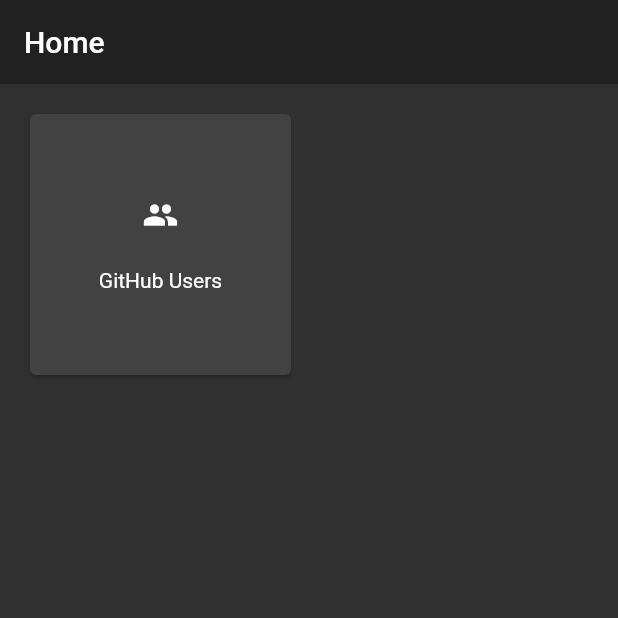
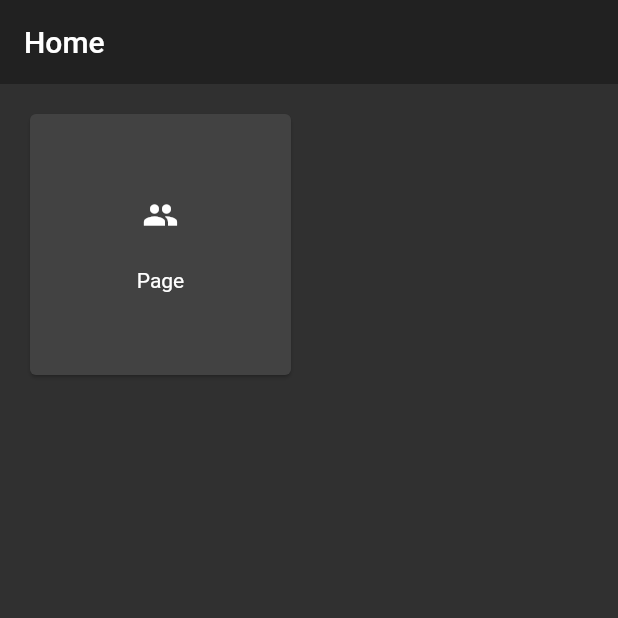
Before and after one commit to LucienCorreia/flutter-super-app, a Flutter app: the screen it shows after launch, on a phone screen of 412 x 824 dp, the top half of it. Run offline on Flutter 3.47's test engine with Material 2 defaults, Android fonts, the light colour scheme and no system bars; our stand-ins replace flutter_modular.

Commit message:
chore: change labels

```diff
--- a/lib/presenter/pages/home/home_page.dart
+++ b/lib/presenter/pages/home/home_page.dart
@@ -19,9 +19,8 @@
               crossAxisCount: 2,
               children: [
                 CardWidget(
-                  key: Key('card-github-users'),
                   icon: Icons.people,
-                  title: 'GitHub Users',
+                  title: 'Page',
                 ),
               ],
             ),
```
Also changed, not shown: 2 other files.
